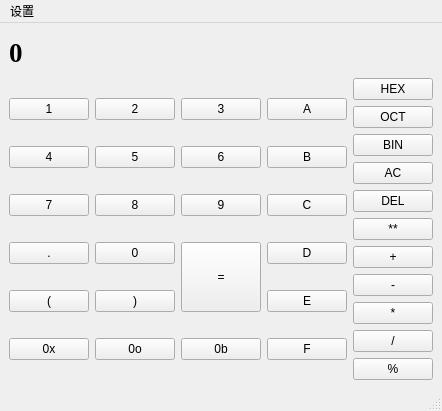
Above: cal_mainwindow.ui from ivansnow02/SimpleCalculator before the change. Below: the same form after it.
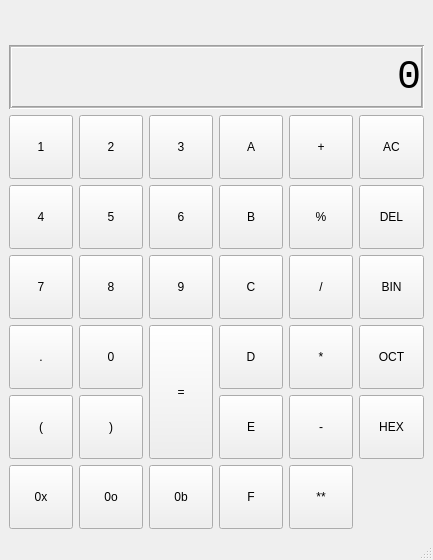
That is the form after the change. Custom widgets are drawn as their Qt base class.

Commit message: 使用FluidUI重做

Patch:
```diff
--- a/cal_mainwindow.ui
+++ b/cal_mainwindow.ui
@@ -6,311 +6,968 @@
    <rect>
     <x>0</x>
     <y>0</y>
-    <width>421</width>
-    <height>411</height>
+    <width>433</width>
+    <height>560</height>
    </rect>
   </property>
+  <property name="sizePolicy">
+   <sizepolicy hsizetype="Preferred" vsizetype="Preferred">
+    <horstretch>0</horstretch>
+    <verstretch>0</verstretch>
+   </sizepolicy>
+  </property>
+  <property name="minimumSize">
+   <size>
+    <width>433</width>
+    <height>560</height>
+   </size>
+  </property>
   <property name="windowTitle">
-   <string>MainWindow</string>
+   <string>Calculator</string>
+  </property>
+  <property name="windowOpacity">
+   <double>8.000000000000000</double>
+  </property>
+  <property name="layoutDirection">
+   <enum>Qt::LeftToRight</enum>
+  </property>
+  <property name="tabShape">
+   <enum>QTabWidget::Rounded</enum>
   </property>
   <widget class="QWidget" name="centralwidget">
-   <layout class="QGridLayout" name="gridLayout">
-    <item row="2" column="0">
+   <layout class="QGridLayout" name="gridLayout_3">
+    <item row="0" column="1">
      <layout class="QGridLayout" name="gridLayout_2">
       <property name="sizeConstraint">
        <enum>QLayout::SetDefaultConstraint</enum>
       </property>
+      <property name="topMargin">
+       <number>36</number>
+      </property>
+      <item row="5" column="4">
+       <widget class="ElevatedPushButton" name="button_e">
+        <property name="sizePolicy">
+         <sizepolicy hsizetype="Preferred" vsizetype="Preferred">
+          <horstretch>0</horstretch>
+          <verstretch>0</verstretch>
+         </sizepolicy>
+        </property>
+        <property name="text">
+         <string>E</string>
+        </property>
+       </widget>
+      </item>
       <item row="2" column="1">
-       <widget class="QPushButton" name="button_8">
-        <property name="text">
-         <string>8</string>
+       <widget class="ElevatedPushButton" name="button_4">
+        <property name="sizePolicy">
+         <sizepolicy hsizetype="Preferred" vsizetype="Preferred">
+          <horstretch>0</horstretch>
+          <verstretch>0</verstretch>
+         </sizepolicy>
         </property>
-       </widget>
-      </item>
-      <item row="2" column="2">
-       <widget class="QPushButton" name="button_9">
-        <property name="text">
-         <string>9</string>
-        </property>
-       </widget>
-      </item>
-      <item row="5" column="0">
-       <widget class="QPushButton" name="button_0x">
-        <property name="text">
-         <string>0x</string>
-        </property>
-       </widget>
-      </item>
-      <item row="1" column="1">
-       <widget class="QPushButton" name="button_5">
-        <property name="text">
-         <string>5</string>
-        </property>
-       </widget>
-      </item>
-      <item row="1" column="2">
-       <widget class="QPushButton" name="button_6">
-        <property name="text">
-         <string>6</string>
-        </property>
-       </widget>
-      </item>
-      <item row="0" column="0">
-       <widget class="QPushButton" name="button_1">
-        <property name="text">
-         <string>1</string>
-        </property>
-       </widget>
-      </item>
-      <item row="5" column="2">
-       <widget class="QPushButton" name="button_0b">
-        <property name="text">
-         <string>0b</string>
-        </property>
-       </widget>
-      </item>
-      <item row="1" column="0">
-       <widget class="QPushButton" name="button_4">
         <property name="text">
          <string>4</string>
         </property>
        </widget>
       </item>
-      <item row="5" column="1">
-       <widget class="QPushButton" name="button_0o">
+      <item row="6" column="5">
+       <widget class="ElevatedPushButton" name="button_pow">
+        <property name="sizePolicy">
+         <sizepolicy hsizetype="Preferred" vsizetype="Preferred">
+          <horstretch>0</horstretch>
+          <verstretch>0</verstretch>
+         </sizepolicy>
+        </property>
+        <property name="text">
+         <string>**</string>
+        </property>
+       </widget>
+      </item>
+      <item row="3" column="4">
+       <widget class="ElevatedPushButton" name="button_c">
+        <property name="sizePolicy">
+         <sizepolicy hsizetype="Preferred" vsizetype="Preferred">
+          <horstretch>0</horstretch>
+          <verstretch>0</verstretch>
+         </sizepolicy>
+        </property>
+        <property name="text">
+         <string>C</string>
+        </property>
+       </widget>
+      </item>
+      <item row="6" column="2">
+       <widget class="ElevatedPushButton" name="button_0o">
+        <property name="sizePolicy">
+         <sizepolicy hsizetype="Preferred" vsizetype="Preferred">
+          <horstretch>0</horstretch>
+          <verstretch>0</verstretch>
+         </sizepolicy>
+        </property>
         <property name="text">
          <string>0o</string>
         </property>
        </widget>
       </item>
-      <item row="4" column="0">
-       <widget class="QPushButton" name="button_lb">
-        <property name="text">
-         <string>(</string>
+      <item row="6" column="3">
+       <widget class="ElevatedPushButton" name="button_0b">
+        <property name="sizePolicy">
+         <sizepolicy hsizetype="Preferred" vsizetype="Preferred">
+          <horstretch>0</horstretch>
+          <verstretch>0</verstretch>
+         </sizepolicy>
         </property>
-       </widget>
-      </item>
-      <item row="3" column="0">
-       <widget class="QPushButton" name="button_dot">
         <property name="text">
-         <string>.</string>
+         <string>0b</string>
         </property>
        </widget>
       </item>
-      <item row="0" column="2">
-       <widget class="QPushButton" name="button_3">
-        <property name="text">
-         <string>3</string>
+      <item row="4" column="2">
+       <widget class="ElevatedPushButton" name="button_0">
+        <property name="sizePolicy">
+         <sizepolicy hsizetype="Preferred" vsizetype="Preferred">
+          <horstretch>0</horstretch>
+          <verstretch>0</verstretch>
+         </sizepolicy>
         </property>
-       </widget>
-      </item>
-      <item row="0" column="1">
-       <widget class="QPushButton" name="button_2">
-        <property name="text">
-         <string>2</string>
-        </property>
-       </widget>
-      </item>
-      <item row="2" column="0">
-       <widget class="QPushButton" name="button_7">
-        <property name="text">
-         <string>7</string>
-        </property>
-       </widget>
-      </item>
-      <item row="3" column="1">
-       <widget class="QPushButton" name="button_0">
         <property name="text">
          <string>0</string>
         </property>
        </widget>
       </item>
-      <item row="0" column="3">
-       <widget class="QPushButton" name="button_a">
+      <item row="1" column="6">
+       <widget class="ElevatedPushButton" name="button_ac">
+        <property name="sizePolicy">
+         <sizepolicy hsizetype="Preferred" vsizetype="Preferred">
+          <horstretch>0</horstretch>
+          <verstretch>0</verstretch>
+         </sizepolicy>
+        </property>
         <property name="text">
-         <string>A</string>
+         <string>AC</string>
         </property>
        </widget>
       </item>
-      <item row="1" column="3">
-       <widget class="QPushButton" name="button_b">
+      <item row="1" column="1">
+       <widget class="ElevatedPushButton" name="button_1">
+        <property name="sizePolicy">
+         <sizepolicy hsizetype="Preferred" vsizetype="Preferred">
+          <horstretch>0</horstretch>
+          <verstretch>0</verstretch>
+         </sizepolicy>
+        </property>
+        <property name="text">
+         <string>1</string>
+        </property>
+       </widget>
+      </item>
+      <item row="2" column="4">
+       <widget class="ElevatedPushButton" name="button_b">
+        <property name="sizePolicy">
+         <sizepolicy hsizetype="Preferred" vsizetype="Preferred">
+          <horstretch>0</horstretch>
+          <verstretch>0</verstretch>
+         </sizepolicy>
+        </property>
         <property name="text">
          <string>B</string>
         </property>
        </widget>
       </item>
       <item row="2" column="3">
-       <widget class="QPushButton" name="button_c">
-        <property name="text">
-         <string>C</string>
+       <widget class="ElevatedPushButton" name="button_6">
+        <property name="sizePolicy">
+         <sizepolicy hsizetype="Preferred" vsizetype="Preferred">
+          <horstretch>0</horstretch>
+          <verstretch>0</verstretch>
+         </sizepolicy>
         </property>
-       </widget>
-      </item>
-      <item row="3" column="3">
-       <widget class="QPushButton" name="button_d">
         <property name="text">
-         <string>D</string>
-        </property>
-       </widget>
-      </item>
-      <item row="4" column="3">
-       <widget class="QPushButton" name="button_e">
-        <property name="text">
-         <string>E</string>
-        </property>
-       </widget>
-      </item>
-      <item row="5" column="3">
-       <widget class="QPushButton" name="button_f">
-        <property name="text">
-         <string>F</string>
+         <string>6</string>
         </property>
        </widget>
       </item>
       <item row="4" column="1">
-       <widget class="QPushButton" name="button_rb">
+       <widget class="ElevatedPushButton" name="button_dot">
+        <property name="sizePolicy">
+         <sizepolicy hsizetype="Preferred" vsizetype="Preferred">
+          <horstretch>0</horstretch>
+          <verstretch>0</verstretch>
+         </sizepolicy>
+        </property>
+        <property name="text">
+         <string>.</string>
+        </property>
+       </widget>
+      </item>
+      <item row="1" column="4">
+       <widget class="ElevatedPushButton" name="button_a">
+        <property name="sizePolicy">
+         <sizepolicy hsizetype="Preferred" vsizetype="Preferred">
+          <horstretch>0</horstretch>
+          <verstretch>0</verstretch>
+         </sizepolicy>
+        </property>
+        <property name="text">
+         <string>A</string>
+        </property>
+       </widget>
+      </item>
+      <item row="6" column="1">
+       <widget class="ElevatedPushButton" name="button_0x">
+        <property name="sizePolicy">
+         <sizepolicy hsizetype="Preferred" vsizetype="Preferred">
+          <horstretch>0</horstretch>
+          <verstretch>0</verstretch>
+         </sizepolicy>
+        </property>
+        <property name="text">
+         <string>0x</string>
+        </property>
+       </widget>
+      </item>
+      <item row="2" column="5">
+       <widget class="ElevatedPushButton" name="button_mod">
+        <property name="sizePolicy">
+         <sizepolicy hsizetype="Preferred" vsizetype="Preferred">
+          <horstretch>0</horstretch>
+          <verstretch>0</verstretch>
+         </sizepolicy>
+        </property>
+        <property name="text">
+         <string>%</string>
+        </property>
+       </widget>
+      </item>
+      <item row="6" column="4">
+       <widget class="ElevatedPushButton" name="button_f">
+        <property name="sizePolicy">
+         <sizepolicy hsizetype="Preferred" vsizetype="Preferred">
+          <horstretch>0</horstretch>
+          <verstretch>0</verstretch>
+         </sizepolicy>
+        </property>
+        <property name="text">
+         <string>F</string>
+        </property>
+       </widget>
+      </item>
+      <item row="1" column="2">
+       <widget class="ElevatedPushButton" name="button_2">
+        <property name="sizePolicy">
+         <sizepolicy hsizetype="Preferred" vsizetype="Preferred">
+          <horstretch>0</horstretch>
+          <verstretch>0</verstretch>
+         </sizepolicy>
+        </property>
+        <property name="text">
+         <string>2</string>
+        </property>
+       </widget>
+      </item>
+      <item row="2" column="6">
+       <widget class="ElevatedPushButton" name="button_del">
+        <property name="sizePolicy">
+         <sizepolicy hsizetype="Preferred" vsizetype="Preferred">
+          <horstretch>0</horstretch>
+          <verstretch>0</verstretch>
+         </sizepolicy>
+        </property>
+        <property name="text">
+         <string>DEL</string>
+        </property>
+       </widget>
+      </item>
+      <item row="3" column="1">
+       <widget class="ElevatedPushButton" name="button_7">
+        <property name="sizePolicy">
+         <sizepolicy hsizetype="Preferred" vsizetype="Preferred">
+          <horstretch>0</horstretch>
+          <verstretch>0</verstretch>
+         </sizepolicy>
+        </property>
+        <property name="text">
+         <string>7</string>
+        </property>
+       </widget>
+      </item>
+      <item row="1" column="5">
+       <widget class="ElevatedPushButton" name="button_plus">
+        <property name="sizePolicy">
+         <sizepolicy hsizetype="Preferred" vsizetype="Preferred">
+          <horstretch>0</horstretch>
+          <verstretch>0</verstretch>
+         </sizepolicy>
+        </property>
+        <property name="text">
+         <string>+</string>
+        </property>
+       </widget>
+      </item>
+      <item row="3" column="6">
+       <widget class="ElevatedPushButton" name="button_bin">
+        <property name="sizePolicy">
+         <sizepolicy hsizetype="Preferred" vsizetype="Preferred">
+          <horstretch>0</horstretch>
+          <verstretch>0</verstretch>
+         </sizepolicy>
+        </property>
+        <property name="text">
+         <string>BIN</string>
+        </property>
+       </widget>
+      </item>
+      <item row="2" column="2">
+       <widget class="ElevatedPushButton" name="button_5">
+        <property name="sizePolicy">
+         <sizepolicy hsizetype="Preferred" vsizetype="Preferred">
+          <horstretch>0</horstretch>
+          <verstretch>0</verstretch>
+         </sizepolicy>
+        </property>
+        <property name="text">
+         <string>5</string>
+        </property>
+       </widget>
+      </item>
+      <item row="5" column="2">
+       <widget class="ElevatedPushButton" name="button_rb">
+        <property name="sizePolicy">
+         <sizepolicy hsizetype="Preferred" vsizetype="Preferred">
+          <horstretch>0</horstretch>
+          <verstretch>0</verstretch>
+         </sizepolicy>
+        </property>
         <property name="text">
          <string>)</string>
         </property>
        </widget>
       </item>
-      <item row="3" column="2" rowspan="2">
-       <widget class="QPushButton" name="button_equal">
+      <item row="4" column="3" rowspan="2">
+       <widget class="ElevatedPushButton" name="button_equal">
         <property name="sizePolicy">
-         <sizepolicy hsizetype="Minimum" vsizetype="Minimum">
+         <sizepolicy hsizetype="Preferred" vsizetype="Preferred">
           <horstretch>0</horstretch>
           <verstretch>0</verstretch>
          </sizepolicy>
         </property>
+        <property name="styleSheet">
+         <string notr="true">PushButton, ToolButton, ToggleButton, ToggleToolButton {
+    color: #6750a4;
+    /* font: 14px 'Segoe UI', 'Microsoft YaHei'; */
+    padding: 8px 24px 9px 24px;
+    outline: none;
+    border: none;
+    background-color: transparent;
+}
+
+ToolButton {
+    padding: 8px 9px 9px 8px;
+}
+
+PushButton[hasIcon=false] {
+    padding: 8px 24px 9px 24px;
+}
+
+PushButton[hasIcon=true] {
+    padding: 8px 24px 9px 40px;
+}
+
+PushButton:disabled {
+    color: rgba(0, 0, 0, 0.37);
+}
+
+TextPushButton[hasIcon=false]  {
+    padding: 8px 13px 9px 13px;
+}
+
+TextPushButton[hasIcon=true]  {
+    padding: 8px 17px 9px 37px;
+}
+
+DropDownToolButton, PrimaryDropDownToolButton {
+    padding: 5px 31px 6px 8px;
+}
+
+OutlinedDropDownPushButton[hasIcon=false],
+ElevatedDropDownPushButton[hasIcon=false],
+TonalDropDownPushButton[hasIcon=false],
+FilledDropDownPushButton[hasIcon=false] {
+    padding: 8px 40px 9px 24px;
+}
+
+TextDropDownPushButton[hasIcon=false] {
+    padding: 8px 34px 9px 24px;
+}
+
+OutlinedDropDownPushButton[hasIcon=true],
+ElevatedDropDownPushButton[hasIcon=true],
+TonalDropDownPushButton[hasIcon=true],
+FilledDropDownPushButton[hasIcon=true] {
+    padding: 8px 40px 9px 40px;
+}
+
+TextDropDownPushButton[hasIcon=true] {
+    padding: 8px 34px 9px 37px;
+}
+
+
+FilledPushButton,
+PrimaryToolButton,
+ToggleButton:checked,
+ToggleToolButton:checked {
+    color: white;
+}
+
+ElevatedPushButton {
+    color: #6750a4;
+}
+
+TonalPushButton {
+    color: black;
+}
+
+
+SplitDropButton,
+PrimarySplitDropButton {
+    border-left: none;
+    border-top-left-radius: 0;
+    border-bottom-left-radius: 0;
+}
+
+#splitPushButton,
+#splitToolButton,
+#primarySplitPushButton,
+#primarySplitToolButton {
+    border-top-right-radius: 0;
+    border-bottom-right-radius: 0;
+}
+
+#splitPushButton:pressed,
+#splitToolButton:pressed,
+SplitDropButton:pressed {
+    border-bottom: 1px solid rgba(0, 0, 0, 0.183);
+}
+
+PrimarySplitDropButton:pressed {
+    border-bottom: 1px solid #4d3c7b;
+}
+
+#primarySplitPushButton, #primarySplitToolButton {
+    border-right: 1px solid #8373ac;
+}
+
+#primarySplitPushButton:pressed, #primarySplitToolButton:pressed {
+    border-bottom: 1px solid #4d3c7b;
+}
+
+
+
+RadioButton {
+    min-height: 30px;
+    max-height: 30px;
+    padding-left: 5px;
+    background-color: transparent;
+    font: 14px 'Segoe UI', 'Microsoft YaHei', 'PingFang SC';
+    color: black;
+}
+
+RadioButton::indicator {
+    width: 16px;
+    height: 16px;
+    border-radius: 10px;
+    border: 2px solid #49454F;
+    background-color: transparent;
+    margin-right: 4px;
+}
+
+RadioButton::indicator:hover {
+    border: 2px solid #1D1B20;
+    background-color: rgba(0, 0, 0, 7);
+}
+
+RadioButton::indicator:pressed {
+    border: 2px solid #1D1B20;
+    background-color: rgba(0, 0, 0, 10);
+}
+
+RadioButton::indicator:checked {
+    height: 20px;
+    width: 20px;
+    border: none;
+    border-radius: 10px;
+    background-color: qradialgradient(spread:pad, cx:0.5, cy:0.5, radius:0.5, fx:0.5, fy:0.5,
+            stop:0 #6750a4,
+            stop:0.5 #6750a4,
+            stop:0.6 transparent,
+            stop:0.8 transparent,
+            stop:0.9 #6750a4,
+            stop:1 #6750a4);
+}
+
+
+RadioButton:disabled {
+    color: rgba(0, 0, 0, 110);
+}
+
+RadioButton::indicator:disabled {
+    border: 2px solid #bbbbbb;
+    background-color: transparent;
+}
+
+RadioButton::indicator:disabled:checked {
+    border: none;
+    background-color: qradialgradient(spread:pad, cx:0.5, cy:0.5, radius:0.5, fx:0.5, fy:0.5,
+            stop:0 #bbbbbb,
+            stop:0.5 #bbbbbb,
+            stop:0.6 transparent,
+            stop:0.8 transparent,
+            stop:0.9 #bbbbbb,
+            stop:1 #bbbbbb);
+}
+
+ChipBase {
+    color: #49454f;
+}
+
+FilterChip[hasIcon=false][hasDropMenu=false],
+InputChip[hasIcon=false][isClosable=false] {
+    padding: 7px 16px 8px 16px;
+}
+
+FilterChip[hasIcon=true][hasDropMenu=false],
+InputChip[hasIcon=true][isClosable=false] {
+    padding: 7px 16px 8px 38px;
+}
+
+FilterChip[hasIcon=false][hasDropMenu=true],
+InputChip[hasIcon=false][isClosable=true] {
+    padding: 7px 33px 8px 16px;
+}
+
+FilterChip[hasIcon=true][hasDropMenu=true],
+InputChip[hasIcon=true][isClosable=true] {
+    padding: 7px 33px 8px 38px;
+}</string>
+        </property>
         <property name="text">
          <string>=</string>
         </property>
        </widget>
       </item>
-     </layout>
-    </item>
-    <item row="2" column="2">
-     <layout class="QGridLayout" name="gridLayout_3">
-      <item row="11" column="0">
-       <widget class="QPushButton" name="button_div">
-        <property name="text">
-         <string>/</string>
+      <item row="3" column="3">
+       <widget class="ElevatedPushButton" name="button_9">
+        <property name="sizePolicy">
+         <sizepolicy hsizetype="Preferred" vsizetype="Preferred">
+          <horstretch>0</horstretch>
+          <verstretch>0</verstretch>
+         </sizepolicy>
         </property>
-       </widget>
-      </item>
-      <item row="3" column="0">
-       <widget class="QPushButton" name="button_ac">
-        <property name="text">
-         <string>AC</string>
+        <property name="styleSheet">
+         <string notr="true">PushButton, ToolButton, ToggleButton, ToggleToolButton {
+    color: #6750a4;
+    /* font: 14px 'Segoe UI', 'Microsoft YaHei'; */
+    padding: 8px 24px 9px 24px;
+    outline: none;
+    border: none;
+    background-color: transparent;
+}
+
+ToolButton {
+    padding: 8px 9px 9px 8px;
+}
+
+PushButton[hasIcon=false] {
+    padding: 8px 24px 9px 24px;
+}
+
+PushButton[hasIcon=true] {
+    padding: 8px 24px 9px 40px;
+}
+
+PushButton:disabled {
+    color: rgba(0, 0, 0, 0.37);
+}
+
+TextPushButton[hasIcon=false]  {
+    padding: 8px 13px 9px 13px;
+}
+
+TextPushButton[hasIcon=true]  {
+    padding: 8px 17px 9px 37px;
+}
+
+DropDownToolButton, PrimaryDropDownToolButton {
+    padding: 5px 31px 6px 8px;
+}
+
+OutlinedDropDownPushButton[hasIcon=false],
+ElevatedDropDownPushButton[hasIcon=false],
+TonalDropDownPushButton[hasIcon=false],
+FilledDropDownPushButton[hasIcon=false] {
+    padding: 8px 40px 9px 24px;
+}
+
+TextDropDownPushButton[hasIcon=false] {
+    padding: 8px 34px 9px 24px;
+}
+
+OutlinedDropDownPushButton[hasIcon=true],
+ElevatedDropDownPushButton[hasIcon=true],
+TonalDropDownPushButton[hasIcon=true],
+FilledDropDownPushButton[hasIcon=true] {
+    padding: 8px 40px 9px 40px;
+}
+
+TextDropDownPushButton[hasIcon=true] {
+    padding: 8px 34px 9px 37px;
+}
+
+
+FilledPushButton,
+PrimaryToolButton,
+ToggleButton:checked,
+ToggleToolButton:checked {
+    color: white;
+}
+
+ElevatedPushButton {
+    color: #6750a4;
+}
+
+TonalPushButton {
+    color: black;
+}
+
+
+SplitDropButton,
+PrimarySplitDropButton {
+    border-left: none;
+    border-top-left-radius: 0;
+    border-bottom-left-radius: 0;
+}
+
+#splitPushButton,
+#splitToolButton,
+#primarySplitPushButton,
+#primarySplitToolButton {
+    border-top-right-radius: 0;
+    border-bottom-right-radius: 0;
+}
+
+#splitPushButton:pressed,
+#splitToolButton:pressed,
+SplitDropButton:pressed {
+    border-bottom: 1px solid rgba(0, 0, 0, 0.183);
+}
+
+PrimarySplitDropButton:pressed {
+    border-bottom: 1px solid #4d3c7b;
+}
+
+#primarySplitPushButton, #primarySplitToolButton {
+    border-right: 1px solid #8373ac;
+}
+
+#primarySplitPushButton:pressed, #primarySplitToolButton:pressed {
+    border-bottom: 1px solid #4d3c7b;
+}
+
+
+
+RadioButton {
+    min-height: 30px;
+    max-height: 30px;
+    padding-left: 5px;
+    background-color: transparent;
+    font: 14px 'Segoe UI', 'Microsoft YaHei', 'PingFang SC';
+    color: black;
+}
+
+RadioButton::indicator {
+    width: 16px;
+    height: 16px;
+    border-radius: 10px;
+    border: 2px solid #49454F;
+    background-color: transparent;
+    margin-right: 4px;
+}
+
+RadioButton::indicator:hover {
+    border: 2px solid #1D1B20;
+    background-color: rgba(0, 0, 0, 7);
+}
+
+RadioButton::indicator:pressed {
+    border: 2px solid #1D1B20;
+    background-color: rgba(0, 0, 0, 10);
+}
+
+RadioButton::indicator:checked {
+    height: 20px;
+    width: 20px;
+    border: none;
+    border-radius: 10px;
+    background-color: qradialgradient(spread:pad, cx:0.5, cy:0.5, radius:0.5, fx:0.5, fy:0.5,
+            stop:0 #6750a4,
+            stop:0.5 #6750a4,
+            stop:0.6 transparent,
+            stop:0.8 transparent,
+            stop:0.9 #6750a4,
+            stop:1 #6750a4);
+}
+
+
+RadioButton:disabled {
+    color: rgba(0, 0, 0, 110);
+}
+
+RadioButton::indicator:disabled {
+    border: 2px solid #bbbbbb;
+    background-color: transparent;
+}
+
+RadioButton::indicator:disabled:checked {
+    border: none;
+    background-color: qradialgradient(spread:pad, cx:0.5, cy:0.5, radius:0.5, fx:0.5, fy:0.5,
+            stop:0 #bbbbbb,
+            stop:0.5 #bbbbbb,
+            stop:0.6 transparent,
+            stop:0.8 transparent,
+            stop:0.9 #bbbbbb,
+            stop:1 #bbbbbb);
+}
+
+ChipBase {
+    color: #49454f;
+}
+
+FilterChip[hasIcon=false][hasDropMenu=false],
+InputChip[hasIcon=false][isClosable=false] {
+    padding: 7px 16px 8px 16px;
+}
+
+FilterChip[hasIcon=true][hasDropMenu=false],
+InputChip[hasIcon=true][isClosable=false] {
+    padding: 7px 16px 8px 38px;
+}
+
+FilterChip[hasIcon=false][hasDropMenu=true],
+InputChip[hasIcon=false][isClosable=true] {
+    padding: 7px 33px 8px 16px;
+}
+
+FilterChip[hasIcon=true][hasDropMenu=true],
+InputChip[hasIcon=true][isClosable=true] {
+    padding: 7px 33px 8px 38px;
+}</string>
         </property>
-       </widget>
-      </item>
-      <item row="8" column="0">
-       <widget class="QPushButton" name="button_plus">
         <property name="text">
-         <string>+</string>
+         <string>9</string>
         </property>
        </widget>
       </item>
-      <item row="5" column="0">
-       <widget class="QPushButton" name="button_pow">
-        <property name="text">
-         <string>**</string>
+      <item row="4" column="5">
+       <widget class="ElevatedPushButton" name="button_mult">
+        <property name="sizePolicy">
+         <sizepolicy hsizetype="Preferred" vsizetype="Preferred">
+          <horstretch>0</horstretch>
+          <verstretch>0</verstretch>
+         </sizepolicy>
         </property>
-       </widget>
-      </item>
-      <item row="0" column="0">
-       <widget class="QPushButton" name="button_hex">
-        <property name="text">
-         <string>HEX</string>
-        </property>
-       </widget>
-      </item>
-      <item row="10" column="0">
-       <widget class="QPushButton" name="button_mult">
         <property name="text">
          <string>*</string>
         </property>
        </widget>
       </item>
-      <item row="4" column="0">
-       <widget class="QPushButton" name="button_del">
-        <property name="text">
-         <string>DEL</string>
+      <item row="4" column="6">
+       <widget class="ElevatedPushButton" name="button_oct">
+        <property name="sizePolicy">
+         <sizepolicy hsizetype="Preferred" vsizetype="Preferred">
+          <horstretch>0</horstretch>
+          <verstretch>0</verstretch>
+         </sizepolicy>
         </property>
-       </widget>
-      </item>
-      <item row="2" column="0">
-       <widget class="QPushButton" name="button_bin">
-        <property name="text">
-         <string>BIN</string>
-        </property>
-       </widget>
-      </item>
-      <item row="9" column="0">
-       <widget class="QPushButton" name="button_minus">
-        <property name="text">
-         <string>-</string>
-        </property>
-       </widget>
-      </item>
-      <item row="1" column="0">
-       <widget class="QPushButton" name="button_oct">
         <property name="text">
          <string>OCT</string>
         </property>
        </widget>
       </item>
-      <item row="12" column="0">
-       <widget class="QPushButton" name="button_mod">
+      <item row="5" column="1">
+       <widget class="ElevatedPushButton" name="button_lb">
+        <property name="sizePolicy">
+         <sizepolicy hsizetype="Preferred" vsizetype="Preferred">
+          <horstretch>0</horstretch>
+          <verstretch>0</verstretch>
+         </sizepolicy>
+        </property>
         <property name="text">
-         <string>%</string>
+         <string>(</string>
+        </property>
+       </widget>
+      </item>
+      <item row="1" column="3">
+       <widget class="ElevatedPushButton" name="button_3">
+        <property name="sizePolicy">
+         <sizepolicy hsizetype="Preferred" vsizetype="Preferred">
+          <horstretch>0</horstretch>
+          <verstretch>0</verstretch>
+         </sizepolicy>
+        </property>
+        <property name="text">
+         <string>3</string>
+        </property>
+       </widget>
+      </item>
+      <item row="5" column="6">
+       <widget class="ElevatedPushButton" name="button_hex">
+        <property name="sizePolicy">
+         <sizepolicy hsizetype="Preferred" vsizetype="Preferred">
+          <horstretch>0</horstretch>
+          <verstretch>0</verstretch>
+         </sizepolicy>
+        </property>
+        <property name="text">
+         <string>HEX</string>
+        </property>
+       </widget>
+      </item>
+      <item row="4" column="4">
+       <widget class="ElevatedPushButton" name="button_d">
+        <property name="sizePolicy">
+         <sizepolicy hsizetype="Preferred" vsizetype="Preferred">
+          <horstretch>0</horstretch>
+          <verstretch>0</verstretch>
+         </sizepolicy>
+        </property>
+        <property name="text">
+         <string>D</string>
+        </property>
+       </widget>
+      </item>
+      <item row="5" column="5">
+       <widget class="ElevatedPushButton" name="button_minus">
+        <property name="sizePolicy">
+         <sizepolicy hsizetype="Preferred" vsizetype="Preferred">
+          <horstretch>0</horstretch>
+          <verstretch>0</verstretch>
+         </sizepolicy>
+        </property>
+        <property name="text">
+         <string>-</string>
+        </property>
+       </widget>
+      </item>
+      <item row="3" column="5">
+       <widget class="ElevatedPushButton" name="button_div">
+        <property name="sizePolicy">
+         <sizepolicy hsizetype="Preferred" vsizetype="Preferred">
+          <horstretch>0</horstretch>
+          <verstretch>0</verstretch>
+         </sizepolicy>
+        </property>
+        <property name="text">
+         <string>/</string>
+        </property>
+       </widget>
+      </item>
+      <item row="3" column="2">
+       <widget class="ElevatedPushButton" name="button_8">
+        <property name="sizePolicy">
+         <sizepolicy hsizetype="Preferred" vsizetype="Preferred">
+          <horstretch>0</horstretch>
+          <verstretch>0</verstretch>
+         </sizepolicy>
+        </property>
+        <property name="text">
+         <string>8</string>
+        </property>
+       </widget>
+      </item>
+      <item row="0" column="1" colspan="6">
+       <widget class="CaptionLabel" name="label">
+        <property name="sizePolicy">
+         <sizepolicy hsizetype="Preferred" vsizetype="Preferred">
+          <horstretch>0</horstretch>
+          <verstretch>0</verstretch>
+         </sizepolicy>
+        </property>
+        <property name="font">
+         <font>
+          <family>Consolas</family>
+          <pointsize>30</pointsize>
+          <weight>50</weight>
+          <bold>false</bold>
+         </font>
+        </property>
+        <property name="focusPolicy">
+         <enum>Qt::NoFocus</enum>
+        </property>
+        <property name="autoFillBackground">
+         <bool>false</bool>
+        </property>
+        <property name="styleSheet">
+         <string notr="true">CaptionLabel{
+	color: #6750a4;
+
+    padding: 8px 24px 9px 24px;
+    outline: none;
+    border: none;
+    background-color: transparent;
+}</string>
+        </property>
+        <property name="frameShape">
+         <enum>QFrame::Box</enum>
+        </property>
+        <property name="frameShadow">
+         <enum>QFrame::Sunken</enum>
+        </property>
+        <property name="midLineWidth">
+         <number>1</number>
+        </property>
+        <property name="text">
+         <string>0</string>
+        </property>
+        <property name="scaledContents">
+         <bool>true</bool>
+        </property>
+        <property name="alignment">
+         <set>Qt::AlignRight|Qt::AlignTrailing|Qt::AlignVCenter</set>
+        </property>
+        <property name="wordWrap">
+         <bool>false</bool>
+        </property>
+        <property name="margin">
+         <number>1</number>
+        </property>
+        <property name="indent">
+         <number>0</number>
         </property>
        </widget>
       </item>
      </layout>
     </item>
-    <item row="0" column="0">
-     <widget class="QLabel" name="label">
-      <property name="font">
-       <font>
-        <family>Times New Roman</family>
-        <pointsize>20</pointsize>
-        <weight>75</weight>
-        <bold>true</bold>
-       </font>
-      </property>
-      <property name="layoutDirection">
-       <enum>Qt::LeftToRight</enum>
-      </property>
-      <property name="autoFillBackground">
-       <bool>true</bool>
-      </property>
-      <property name="text">
-       <string>0</string>
-      </property>
-     </widget>
-    </item>
    </layout>
   </widget>
-  <widget class="QMenuBar" name="menubar">
-   <property name="geometry">
-    <rect>
-     <x>0</x>
-     <y>0</y>
-     <width>421</width>
-     <height>22</height>
-    </rect>
-   </property>
-   <widget class="QMenu" name="menu">
-    <property name="title">
-     <string>设置</string>
-    </property>
-   </widget>
-   <addaction name="menu"/>
-  </widget>
   <widget class="QStatusBar" name="statusbar"/>
  </widget>
+ <customwidgets>
+  <customwidget>
+   <class>ElevatedPushButton</class>
+   <extends>FilledPushButton</extends>
+   <header>qmaterialwidgets</header>
+  </customwidget>
+  <customwidget>
+   <class>FilledPushButton</class>
+   <extends>QPushButton</extends>
+   <header>qmaterialwidgets</header>
+  </customwidget>
+  <customwidget>
+   <class>CaptionLabel</class>
+   <extends>QLabel</extends>
+   <header>qmaterialwidgets</header>
+  </customwidget>
+ </customwidgets>
  <resources/>
  <connections/>
 </ui>
```
Left out of the diff: 3 changed lines with no effect on the pictures. The commit also changes 2 other files.
